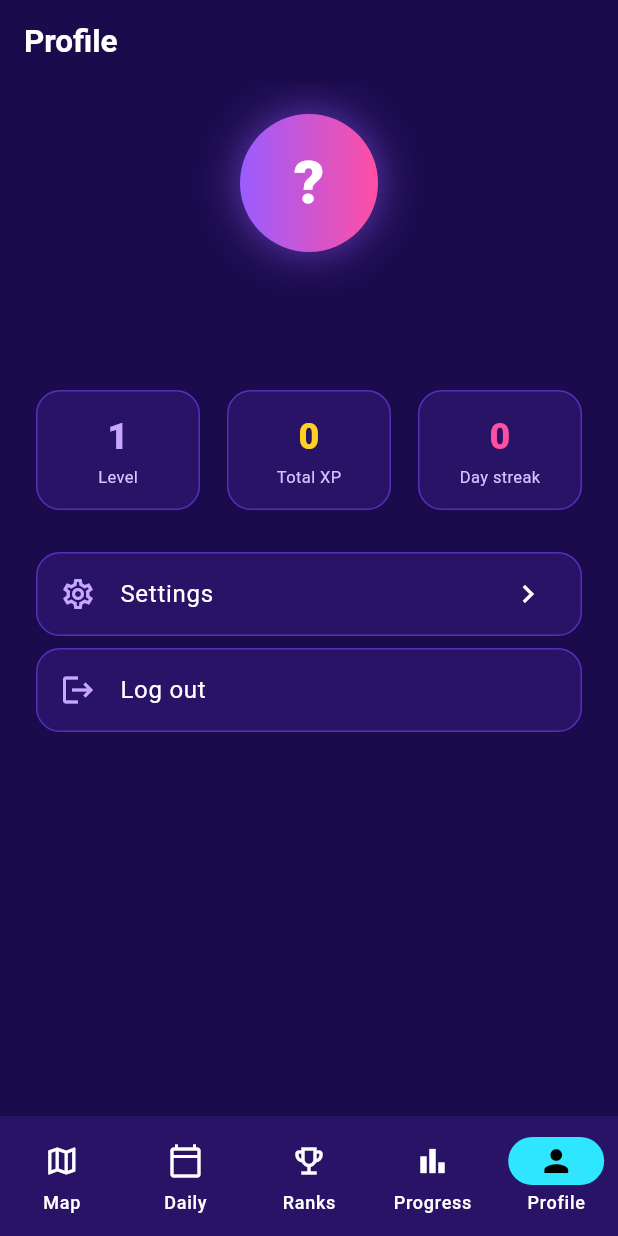
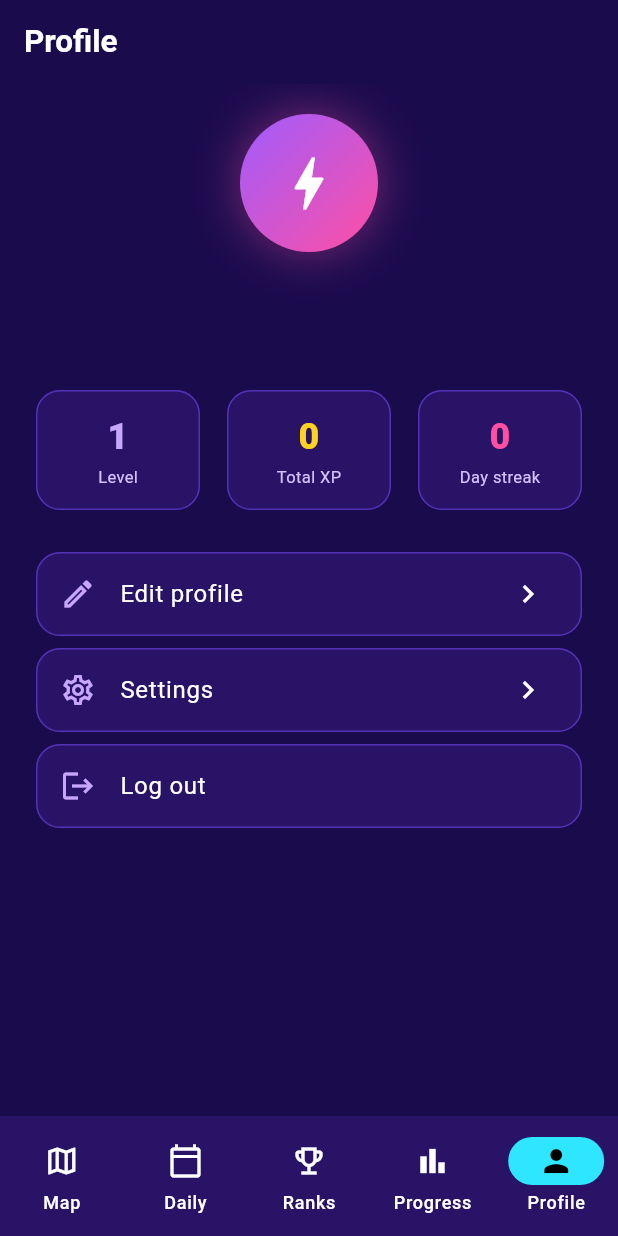
Before and after one commit to PADSViduranga/CodeQuest-Interactive-Programming-Puzzle-Game, a Flutter app: the ProfileScreen screen opened by its route, on a phone screen of 412 x 824 dp. Run offline on Flutter 3.47's test engine with Material 3 defaults, Android fonts, the phone set to English and light mode, and no system bars; our stand-ins replace cloud_firestore, cloud_functions, firebase_auth, firebase_core, fl_chart, flutter_riverpod and 3 more; accounts and stored records are empty.

Commit message:
feat(profile): add Edit profile screen with Mito avatars

```diff
--- a/lib/core/router/app_router.dart
+++ b/lib/core/router/app_router.dart
@@ -9,6 +9,7 @@ import '../../features/auth/presentation/screens/register_screen.dart';
 import '../../features/auth/presentation/screens/reset_password_screen.dart';
 import '../../features/daily_challenge/presentation/screens/daily_challenge_screen.dart';
 import '../../features/games/presentation/screens/game_play_screen.dart';
+import '../../features/profile/presentation/screens/edit_profile_screen.dart';
 import '../../features/home/presentation/screens/home_screen.dart';
 import '../../features/home/presentation/screens/main_shell.dart';
 import '../../features/leaderboard/presentation/screens/leaderboard_screen.dart';
@@ -140,6 +141,10 @@ final routerProvider = Provider<GoRouter>((ref) {
 
       // Pages opened on top of the tabs
       GoRoute(
+        path: AppRoutes.editProfile,
+        builder: (context, state) => const EditProfileScreen(),
+      ),
+      GoRoute(
         path: AppRoutes.play,
         builder: (_, state) =>
             GamePlayScreen(stageId: state.pathParameters['stageId']!),
--- a/lib/core/router/app_routes.dart
+++ b/lib/core/router/app_routes.dart
@@ -21,6 +21,7 @@ class AppRoutes {
   static const lesson = '/lesson/:stageId';
   static String lessonPath(String stageId) => '/lesson/$stageId';
   static const play = '/play/:stageId';
+  static const editProfile = '/edit-profile';
   static const stageComplete = '/stage-complete';
   static const levelUp = '/level-up';
   static const badge = '/badge';
--- a/lib/features/profile/presentation/screens/profile_screen.dart
+++ b/lib/features/profile/presentation/screens/profile_screen.dart
@@ -5,6 +5,7 @@ import 'package:go_router/go_router.dart';
 import '../../../../core/theme/app_colors.dart';
 import '../../../auth/presentation/providers/auth_provider.dart';
 import '../providers/profile_provider.dart';
+import '../widgets/avatar_circle.dart';
 
 class ProfileScreen extends ConsumerWidget {
   const ProfileScreen({super.key});
@@ -22,23 +23,9 @@ class ProfileScreen extends ConsumerWidget {
         padding: const EdgeInsets.all(20),
         children: [
           Center(
-            child: Container(
-              width: 92,
-              height: 92,
-              decoration: BoxDecoration(
-                shape: BoxShape.circle,
-                gradient: AppColors.brandGradient,
-                boxShadow: AppColors.glow(AppColors.primary),
-              ),
-              alignment: Alignment.center,
-              child: Text(
-                name.isEmpty ? '?' : name[0].toUpperCase(),
-                style: const TextStyle(
-                  fontSize: 40,
-                  fontWeight: FontWeight.w800,
-                  color: Colors.white,
-                ),
-              ),
+            child: AvatarCircle(
+              avatarId: profile?.avatarId ?? 'mito_1',
+              size: 92,
             ),
           ),
           const SizedBox(height: 12),
@@ -92,6 +79,17 @@ class ProfileScreen extends ConsumerWidget {
                 onTap: () => context.push('/register'),
               ),
             ),
+          Card(
+            child: ListTile(
+              leading: const Icon(
+                Icons.edit_outlined,
+                color: AppColors.primaryLight,
+              ),
+              title: const Text('Edit profile'),
+              trailing: const Icon(Icons.chevron_right),
+              onTap: () => context.push('/edit-profile'),
+            ),
+          ),
           Card(
             child: ListTile(
               leading: const Icon(
--- /dev/null
+++ b/lib/features/profile/presentation/widgets/avatar_circle.dart
@@ -0,0 +1,73 @@
+import 'package:flutter/material.dart';
+
+/// One of the Mito avatars a player can pick.
+class AvatarOption {
+  const AvatarOption(this.id, this.icon, this.colors);
+
+  final String id;
+  final IconData icon;
+  final List<Color> colors;
+}
+
+const avatarOptions = [
+  AvatarOption('mito_1', Icons.bolt, [Color(0xFF9F5CFF), Color(0xFFFF4FA3)]),
+  AvatarOption('mito_2', Icons.rocket_launch, [
+    Color(0xFF22D3EE),
+    Color(0xFF6366F1),
+  ]),
+  AvatarOption('mito_3', Icons.pets, [Color(0xFFFFC857), Color(0xFFFF7A45)]),
+  AvatarOption('mito_4', Icons.code, [Color(0xFF34D399), Color(0xFF22D3EE)]),
+  AvatarOption('mito_5', Icons.sports_esports, [
+    Color(0xFFFF4FA3),
+    Color(0xFFFF7A45),
+  ]),
+  AvatarOption('mito_6', Icons.auto_awesome, [
+    Color(0xFFFFC857),
+    Color(0xFF9F5CFF),
+  ]),
+];
+
+/// Finds an avatar by id. Unknown ids fall back to the first avatar.
+AvatarOption avatarFor(String id) => avatarOptions.firstWhere(
+  (a) => a.id == id,
+  orElse: () => avatarOptions.first,
+);
+
+/// A round, glowing avatar. Use it anywhere the player's face is shown.
+class AvatarCircle extends StatelessWidget {
+  const AvatarCircle({
+    super.key,
+    required this.avatarId,
+    this.size = 48,
+    this.selected = false,
+  });
+
+  final String avatarId;
+  final double size;
+  final bool selected;
+
+  @override
+  Widget build(BuildContext context) {
+    final a = avatarFor(avatarId);
+    return Container(
+      width: size,
+      height: size,
+      decoration: BoxDecoration(
+        shape: BoxShape.circle,
+        gradient: LinearGradient(
+          colors: a.colors,
+          begin: Alignment.topLeft,
+          end: Alignment.bottomRight,
+        ),
+        border: selected ? Border.all(color: Colors.white, width: 3) : null,
+        boxShadow: [
+          BoxShadow(
+            color: a.colors.last.withValues(alpha: 0.45),
+            blurRadius: size * 0.3,
+          ),
+        ],
+      ),
+      child: Icon(a.icon, color: Colors.white, size: size * 0.5),
+    );
+  }
+}
```
Also changed, not shown: lib/features/profile/data/profile_edit_service.dart (added, +47 -0 lines), lib/features/profile/presentation/screens/edit_profile_screen.dart (added, +139 -0 lines), 1 other file.
